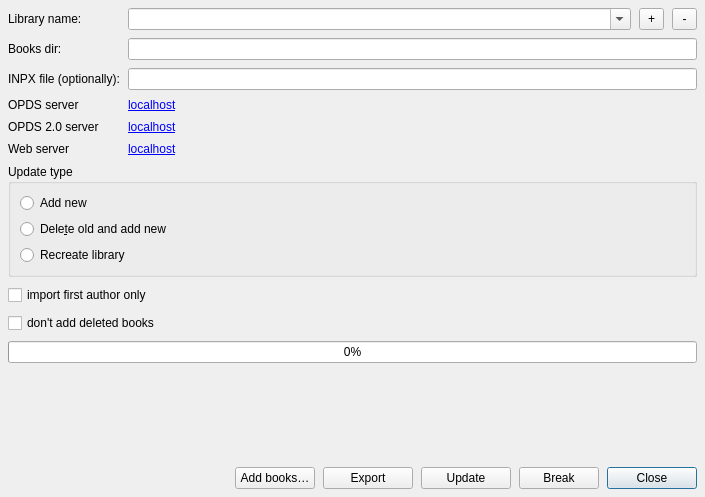
This is src/librariesdlg.ui in petrovvlad/freeLib as Qt 5 draws it before an edit. The edited form follows.
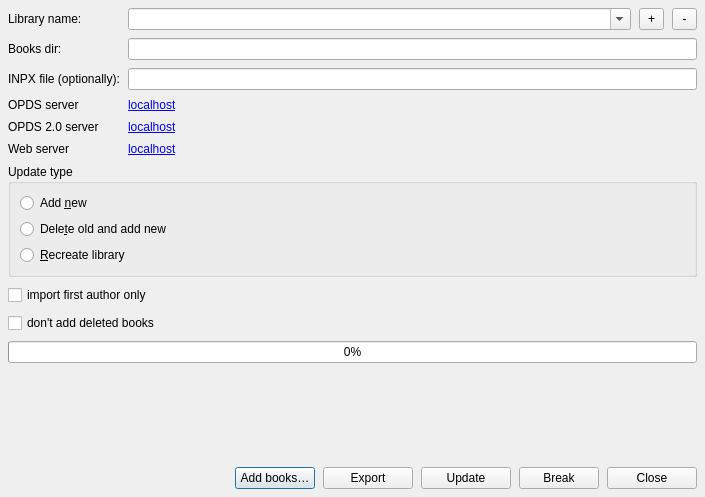
This is the edited form.

Patch:
```diff
--- a/src/librariesdlg.ui
+++ b/src/librariesdlg.ui
@@ -211,7 +211,7 @@
       <item>
        <widget class="QRadioButton" name="add_new">
         <property name="text">
-         <string>Add new</string>
+         <string>Add &amp;new</string>
         </property>
        </widget>
       </item>
@@ -225,7 +225,7 @@
       <item>
        <widget class="QRadioButton" name="update_all">
         <property name="text">
-         <string>Recreate library</string>
+         <string>&amp;Recreate library</string>
         </property>
        </widget>
       </item>
@@ -373,7 +373,7 @@
         <bool>false</bool>
        </property>
        <property name="default">
-        <bool>true</bool>
+        <bool>false</bool>
        </property>
       </widget>
      </item>
```
Left out of the diff: 3 changed lines with no effect on the pictures.
